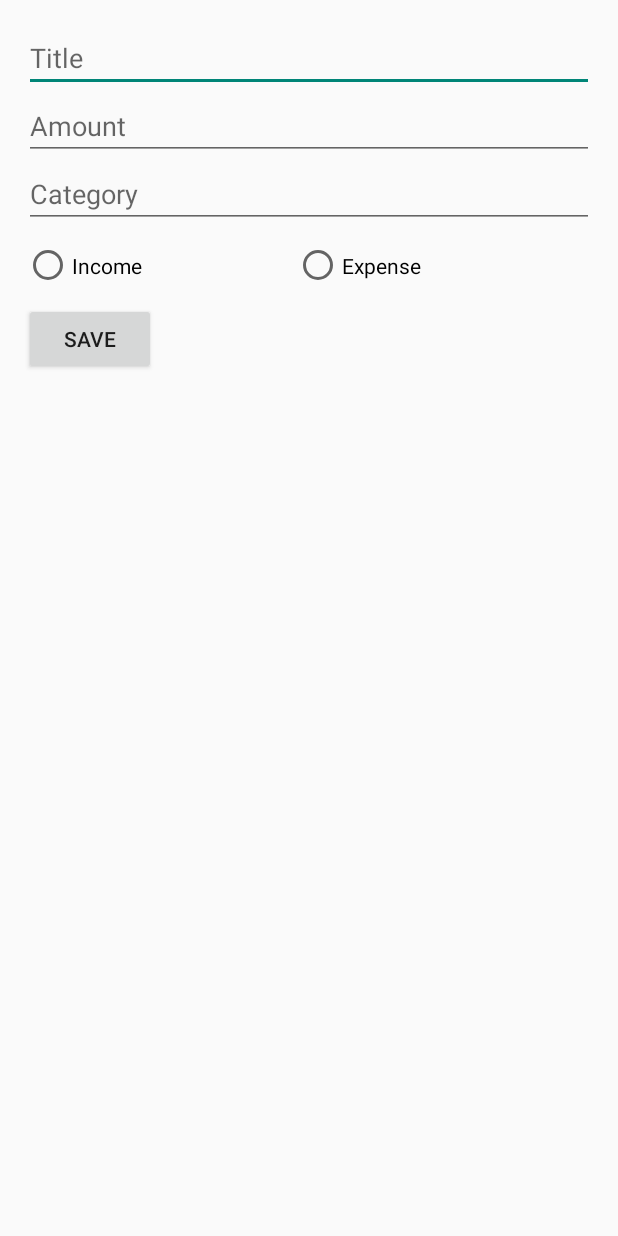
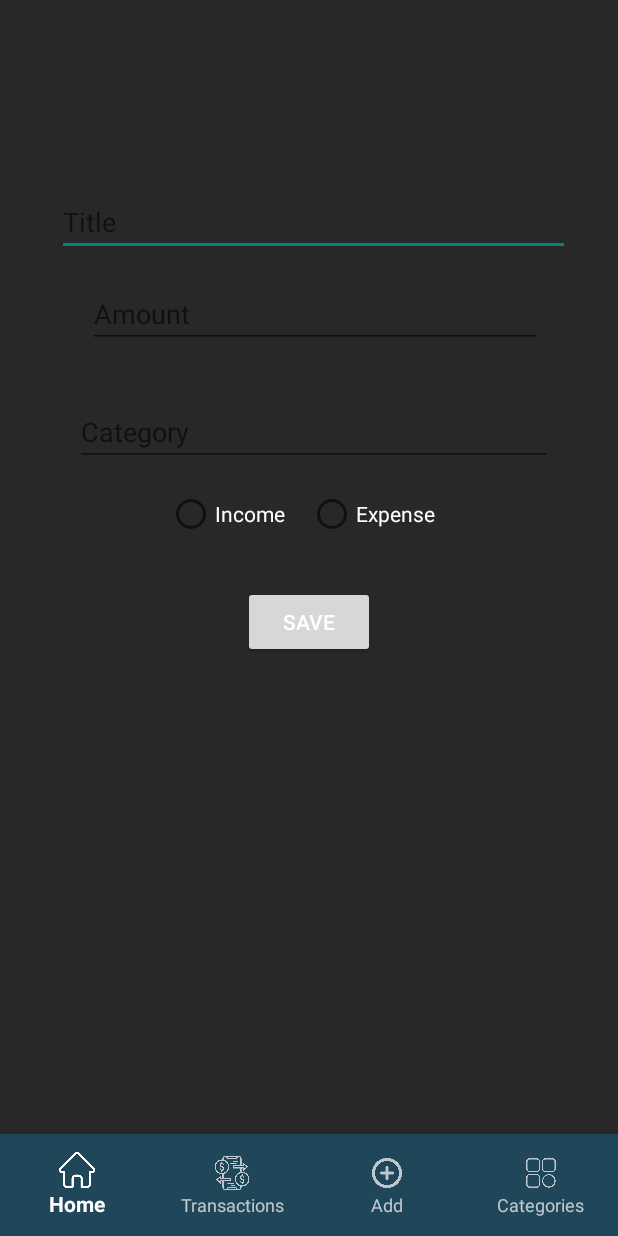
Before and after one commit to thuve-codes/MyRupees-expenceTrackingAndroidApp, an Android app built with Jetpack Compose: the screen it shows after launch (AddTransactionActivity), after a tap on an icon or button, on a phone screen of 412 x 824 dp. Run offline under Robolectric (Android 15) with nearby library versions, the light colour scheme and no system bars.

Commit message:
Added Working nav

```diff
--- a/app/src/main/java/com/thuve/myrupees/AddTransactionActivity.kt
+++ b/app/src/main/java/com/thuve/myrupees/AddTransactionActivity.kt
@@ -1,17 +1,20 @@
 package com.thuve.myrupees
 
+import android.content.Intent
 import android.os.Bundle
 import android.widget.Button
 import android.widget.EditText
 import android.widget.RadioGroup
 import android.widget.Toast
 import androidx.appcompat.app.AppCompatActivity
+import com.google.android.material.bottomnavigation.BottomNavigationView
 import java.text.SimpleDateFormat
 import java.util.Date
 import java.util.Locale
 import java.util.UUID
 
 class AddTransactionActivity : AppCompatActivity() {
+
     override fun onCreate(savedInstanceState: Bundle?) {
         super.onCreate(savedInstanceState)
         setContentView(R.layout.activity_add_transaction)
@@ -56,6 +59,18 @@ class AddTransactionActivity : AppCompatActivity() {
 
             finish()
         }
+
+        // BottomNavigationView item selection listener
+        val bottomNav = findViewById<BottomNavigationView>(R.id.bottom_navigation)
+        bottomNav.setOnItemSelectedListener { menuItem ->
+            when (menuItem.itemId) {
+                R.id.nav_home -> {
+                    startActivity(Intent(this, MainActivity::class.java))
+                    true
+                }
+                else -> false
+            }
+        }
     }
 
     // Function to change the button color based on the transaction type
--- a/app/src/main/java/com/thuve/myrupees/MainActivity.kt
+++ b/app/src/main/java/com/thuve/myrupees/MainActivity.kt
@@ -2,28 +2,60 @@ package com.thuve.myrupees
 
 import android.content.Intent
 import android.os.Bundle
+import android.view.View
+import android.widget.Toast
 import androidx.appcompat.app.AppCompatActivity
 import androidx.recyclerview.widget.LinearLayoutManager
 import androidx.recyclerview.widget.RecyclerView
+import com.google.android.material.bottomnavigation.BottomNavigationView
 import com.google.android.material.floatingactionbutton.FloatingActionButton
 
 class MainActivity : AppCompatActivity() {
     private lateinit var transactionList: MutableList<Transaction>
     private lateinit var adapter: TransactionAdapter
+    private lateinit var bottomNavigationView: BottomNavigationView
 
     override fun onCreate(savedInstanceState: Bundle?) {
         super.onCreate(savedInstanceState)
         setContentView(R.layout.activity_main)
 
+        // Load transactions
         transactionList = SharedPrefManager.loadTransactions(this)
 
+        // Setup RecyclerView
         val recyclerView = findViewById<RecyclerView>(R.id.transactionList)
         recyclerView.layoutManager = LinearLayoutManager(this)
         adapter = TransactionAdapter(transactionList)
         recyclerView.adapter = adapter
 
+        // Add transaction button
         findViewById<FloatingActionButton>(R.id.addBtn).setOnClickListener {
             startActivity(Intent(this, AddTransactionActivity::class.java))
+        }
+
+        // Setup BottomNavigationView
+        bottomNavigationView = findViewById(R.id.bottom_navigation)
+        bottomNavigationView.setOnItemSelectedListener { menuItem ->
+            val view = bottomNavigationView.findViewById<View>(menuItem.itemId)
+            view.animate().scaleX(1.1f).scaleY(1.1f).setDuration(150).withEndAction {
+                view.animate().scaleX(1f).scaleY(1f).duration = 150
+            }.start()
+
+            when (menuItem.itemId) {
+                R.id.nav_home -> {
+                    Toast.makeText(this, "Home", Toast.LENGTH_SHORT).show()
+                }
+                R.id.nav_transactions -> {
+                    Toast.makeText(this, "Transactions", Toast.LENGTH_SHORT).show()
+                }
+                R.id.nav_add -> {
+                    startActivity(Intent(this, AddTransactionActivity::class.java))
+                }
+                R.id.nav_categories -> {
+                    Toast.makeText(this, "Categories", Toast.LENGTH_SHORT).show()
+                }
+            }
+            true
         }
     }
 
--- a/app/src/main/java/com/thuve/myrupees/SharedPrefManager.kt
+++ b/app/src/main/java/com/thuve/myrupees/SharedPrefManager.kt
@@ -1,25 +1,31 @@
-package com.thuve.myrupees
-
 import android.content.Context
+import androidx.core.content.edit
 import com.google.gson.Gson
 import com.google.gson.reflect.TypeToken
+import com.thuve.myrupees.Transaction
 
 object SharedPrefManager {
-    private const val PREF_NAME = "finance_tracker"
+    private const val PREF_NAME = "myrupees_prefs"
     private const val KEY_TRANSACTIONS = "transactions"
+    private val gson = Gson()
 
     fun saveTransactions(context: Context, transactions: List<Transaction>) {
-        val prefs = context.getSharedPreferences(PREF_NAME, Context.MODE_PRIVATE)
-        val editor = prefs.edit()
-        val json = Gson().toJson(transactions)
-        editor.putString(KEY_TRANSACTIONS, json)
-        editor.apply()
+        context.getSharedPreferences(PREF_NAME, Context.MODE_PRIVATE).edit {
+            putString(KEY_TRANSACTIONS, gson.toJson(transactions))
+        }
     }
 
     fun loadTransactions(context: Context): MutableList<Transaction> {
-        val prefs = context.getSharedPreferences(PREF_NAME, Context.MODE_PRIVATE)
-        val json = prefs.getString(KEY_TRANSACTIONS, null)
-        val type = object : TypeToken<MutableList<Transaction>>() {}.type
-        return if (json != null) Gson().fromJson(json, type) else mutableListOf()
+        return context.getSharedPreferences(PREF_NAME, Context.MODE_PRIVATE)
+            .getString(KEY_TRANSACTIONS, null)
+            ?.let { json ->
+                gson.fromJson(json, object : TypeToken<MutableList<Transaction>>() {}.type)
+            } ?: mutableListOf()
+    }
+
+    fun clearAllData(context: Context) {
+        context.getSharedPreferences(PREF_NAME, Context.MODE_PRIVATE).edit {
+            clear()
+        }
     }
 }
--- /dev/null
+++ b/app/src/main/res/color/nav_icon_selector.xml
@@ -0,0 +1,5 @@
+<?xml version="1.0" encoding="utf-8"?>
+<selector xmlns:android="http://schemas.android.com/apk/res/android">
+    <item android:color="@color/nav_selected" android:state_checked="true" />
+    <item android:color="@color/nav_unselected" />
+</selector>
--- /dev/null
+++ b/app/src/main/res/color/nav_text_selector.xml
@@ -0,0 +1,7 @@
+<?xml version="1.0" encoding="utf-8"?>
+<selector xmlns:android="http://schemas.android.com/apk/res/android">
+    <!-- Selected state -->
+    <item android:color="@color/nav_selected" android:state_checked="true" />
+    <!-- Default (unselected) state -->
+    <item android:color="@color/nav_unselected" />
+</selector>
--- a/app/src/main/res/layout/activity_add_transaction.xml
+++ b/app/src/main/res/layout/activity_add_transaction.xml
@@ -1,40 +1,102 @@
-<ScrollView xmlns:android="http://schemas.android.com/apk/res/android"
-    android:padding="16dp"
+<?xml version="1.0" encoding="utf-8"?>
+<RelativeLayout xmlns:android="http://schemas.android.com/apk/res/android"
+    xmlns:tools="http://schemas.android.com/tools"
+    xmlns:app="http://schemas.android.com/apk/res-auto"
+    android:id="@+id/mainLayout"
     android:layout_width="match_parent"
-    android:layout_height="match_parent">
+    android:layout_height="match_parent"
+    tools:context=".MainActivity"
+    android:background="#282828">
 
-    <LinearLayout
-        android:orientation="vertical"
-        android:layout_width="match_parent"
-        android:layout_height="wrap_content">
+    <!-- Title EditText -->
+    <EditText
+        android:id="@+id/titleInput"
+        android:layout_width="342dp"
+        android:layout_height="wrap_content"
+        android:layout_alignParentTop="true"
+        android:layout_alignParentEnd="true"
+        android:layout_marginTop="125dp"
+        android:layout_marginEnd="32dp"
+        android:hint="Title"
+    android:textColor="@color/white" />
 
-        <EditText android:id="@+id/titleInput"
-            android:hint="Title"
-            android:layout_width="match_parent"
-            android:layout_height="wrap_content"/>
-
-        <EditText android:id="@+id/amountInput"
+    <!-- Amount EditText -->
+    <EditText
+        android:id="@+id/amountInput"
+        android:layout_width="303dp"
+        android:layout_height="wrap_content"
+        android:layout_below="@id/titleInput"
+        android:layout_alignParentEnd="true"
+        android:layout_marginTop="16dp"
+        android:layout_marginEnd="50dp"
         android:hint="Amount"
         android:inputType="numberDecimal"
-            android:layout_width="match_parent"
-            android:layout_height="wrap_content"/>
+        android:textColor="@color/white"/> <!-- Custom background -->
 
-        <EditText android:id="@+id/categoryInput"
+    <!-- Category EditText -->
+    <EditText
+        android:id="@+id/categoryInput"
+        android:layout_width="318dp"
+        android:layout_height="wrap_content"
+        android:layout_below="@id/amountInput"
+        android:layout_alignParentEnd="true"
+        android:layout_marginTop="33dp"
+        android:layout_marginEnd="44dp"
         android:hint="Category"
-            android:layout_width="match_parent"
-            android:layout_height="wrap_content"/>
+        android:textColor="@color/white"/> <!-- Custom background -->
 
-        <RadioGroup android:id="@+id/typeGroup"
+    <!-- Radio Group (Income/Expense) -->
+    <RadioGroup
+        android:id="@+id/typeGroup"
+        android:layout_width="wrap_content"
+        android:layout_height="wrap_content"
+        android:layout_below="@id/categoryInput"
+        android:layout_centerHorizontal="true"
         android:orientation="horizontal"
-            android:layout_width="wrap_content"
-            android:layout_height="wrap_content">
-            <RadioButton android:id="@+id/incomeRadio" android:text="Income" android:layout_height="50dp" android:layout_width="180dp"/>
-            <RadioButton android:id="@+id/expenseRadio" android:text="Expense" android:layout_height="50dp" android:layout_width="180dp"/>
+        android:layout_marginTop="16dp">
+
+        <RadioButton
+            android:id="@+id/incomeRadio"
+            android:text="Income"
+            android:textColor="@color/white"
+            android:layout_width="94dp"
+            android:layout_height="wrap_content" />
+
+        <RadioButton
+            android:id="@+id/expenseRadio"
+            android:text="Expense"
+            android:textColor="@color/white"
+            android:layout_width="95dp"
+            android:layout_height="wrap_content" />
     </RadioGroup>
 
-        <Button android:id="@+id/saveBtn"
+    <!-- Save Button -->
+    <Button
+        android:id="@+id/saveBtn"
+        android:layout_width="wrap_content"
+        android:layout_height="wrap_content"
+        android:layout_below="@id/typeGroup"
+        android:layout_centerHorizontal="true"
+        android:layout_marginTop="32dp"
         android:text="Save"
-            android:layout_width="wrap_content"
-            android:layout_height="wrap_content"/>
-    </LinearLayout>
-</ScrollView>
+        android:textColor="@color/white"
+         /> <!-- Custom button background -->
+
+    <!-- Bottom Navigation -->
+    <com.google.android.material.bottomnavigation.BottomNavigationView
+        android:id="@+id/bottom_navigation"
+        android:layout_width="match_parent"
+        android:layout_height="wrap_content"
+        android:layout_alignParentBottom="true"
+        android:elevation="8dp"
+        android:background="#1F4659"
+        app:itemIconTint="@color/nav_icon_selector"
+        app:itemTextColor="@color/nav_text_selector"
+        app:labelVisibilityMode="labeled"
+        app:menu="@menu/bottom_nav_menu"
+        android:paddingTop="6dp"
+        android:paddingBottom="6dp"
+        android:clipToPadding="false"
+        app:itemRippleColor="@color/nav_ripple" />
+
+</RelativeLayout>
--- a/app/src/main/res/layout/activity_main.xml
+++ b/app/src/main/res/layout/activity_main.xml
@@ -26,8 +26,7 @@
         android:layout_width="match_parent"
         android:layout_height="match_parent"
         android:layout_below="@id/balance"
-        android:layout_alignParentStart="true"
-        android:layout_alignParentEnd="true"
+        android:layout_above="@id/bottom_navigation"
         android:layout_marginTop="10dp">
 
         <!-- RecyclerView inside the ScrollView -->
@@ -49,9 +48,26 @@
         android:id="@+id/addBtn"
         android:layout_width="wrap_content"
         android:layout_height="wrap_content"
-        android:layout_alignParentBottom="true"
+        android:layout_above="@id/bottom_navigation"
         android:layout_alignParentEnd="true"
         android:layout_margin="16dp"
         app:srcCompat="@drawable/ic_add" />
 
+    <!-- BottomNavigationView -->
+    <com.google.android.material.bottomnavigation.BottomNavigationView
+        android:id="@+id/bottom_navigation"
+        android:layout_width="match_parent"
+        android:layout_height="wrap_content"
+        android:layout_alignParentBottom="true"
+        android:elevation="8dp"
+        android:background="#1F4659"
+        app:itemIconTint="@color/nav_icon_selector"
+        app:itemTextColor="@color/nav_text_selector"
+        app:labelVisibilityMode="labeled"
+        app:menu="@menu/bottom_nav_menu"
+        android:paddingTop="6dp"
+        android:paddingBottom="6dp"
+        android:clipToPadding="false"
+        app:itemRippleColor="@color/nav_ripple" />
+
 </RelativeLayout>
--- /dev/null
+++ b/app/src/main/res/menu/bottom_nav_menu.xml
@@ -0,0 +1,29 @@
+<?xml version="1.0" encoding="utf-8"?>
+<menu xmlns:android="http://schemas.android.com/apk/res/android"
+    xmlns:app="http://schemas.android.com/apk/res-auto">
+
+    <item
+        android:id="@+id/nav_home"
+        android:icon="@drawable/ic_home"
+        android:title="Home"
+        app:showAsAction="ifRoom" />
+
+    <item
+        android:id="@+id/nav_transactions"
+        android:icon="@drawable/ic_transactions"
+        android:title="Transactions"
+        app:showAsAction="ifRoom" />
+
+    <item
+        android:id="@+id/nav_add"
+        android:icon="@drawable/ic_add"
+        android:title="Add"
+        app:showAsAction="ifRoom" />
+
+    <item
+        android:id="@+id/nav_categories"
+        android:icon="@drawable/ic_categories"
+        android:title="Categories"
+        app:showAsAction="ifRoom" />
+
+</menu>
--- a/app/src/main/res/values/colors.xml
+++ b/app/src/main/res/values/colors.xml
@@ -7,6 +7,10 @@
     <color name="teal_700">#FF018786</color>
     <color name="black">#FF000000</color>
     <color name="white">#FFFFFFFF</color>
+    <color name="primaryColor">#8403A9F4</color>
+    <color name="nav_selected">#FFFFFF</color>
+    <color name="nav_unselected">#B3FFFFFF</color>
+    <color name="nav_ripple">#33FFFFFF</color>
 
 
     <color name="green">#4CAF50</color>  <!-- Green for income -->
```
Also changed, not shown: app/src/main/res/drawable/ic_categories.png (added), app/src/main/res/drawable/ic_home.png (added), app/src/main/res/drawable/ic_transactions.png (added). Lines whose indentation alone changed are shown as unchanged.
